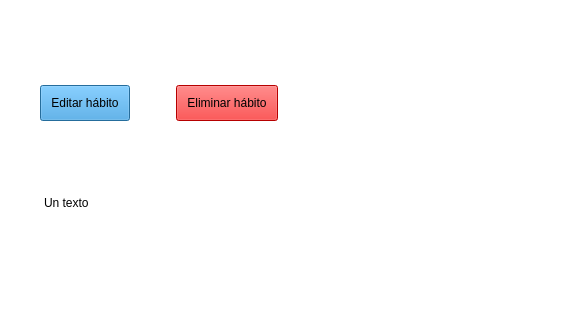
Qt form infraestructure/ui/pages/habit_detail/habit_detail_view.ui (judajaavAlt/PI2) before a commit; both pictures show x 0 to 574 and y 442 to 762 of the 574 by 762 pixel window.
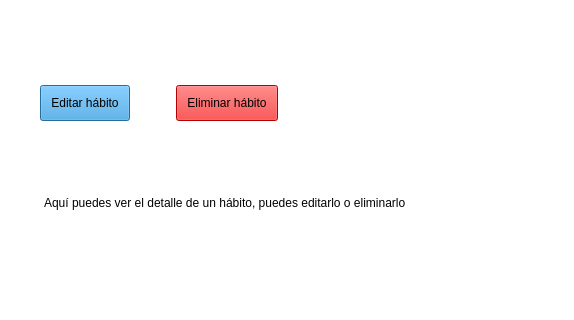
The same form after that commit.

The edit to the form file:
```diff
--- a/infraestructure/ui/pages/habit_detail/habit_detail_view.ui
+++ b/infraestructure/ui/pages/habit_detail/habit_detail_view.ui
@@ -168,7 +168,7 @@
       <string notr="true">margin-top: 0;</string>
      </property>
      <property name="text">
-      <string>Un texto</string>
+      <string>Aquí puedes ver el detalle de un hábito, puedes editarlo o eliminarlo</string>
      </property>
     </widget>
    </item>
```
